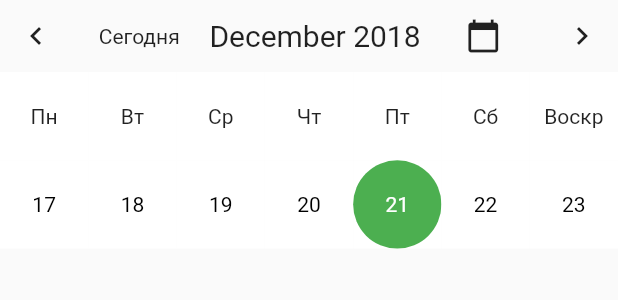
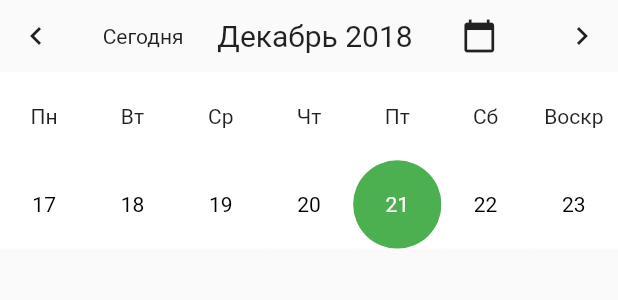
Before and after one commit to grafovdenis/polytable, a Flutter app: the Calendar widget shown alone on an empty page, opened directly, on a phone screen of 412 x 824 dp. Shown: the top 300 px of the screen. Run offline on Flutter 3.47's test engine with Material 2 defaults, Android fonts, the phone set to English and light mode, and no system bars; our stand-ins replace photo_view, tuple; network calls fail.

Commit message:
calendar localization added

```diff
--- a/lib/Group.dart
+++ b/lib/Group.dart
@@ -122,7 +122,7 @@ class _GroupState extends State<Group> {
           Padding(
             padding: const EdgeInsets.only(top: 8.0),
             child: Text(
-              "${(!day.isOdd) ? "Чётная неделя:" : "Нечётная неделя:"}\n${weekday[day.weekday]}(${day.dateKey})",
+              "${(!day.isOdd) ? "Чётная неделя:" : "Нечётная неделя:"}\n${weekday[day.weekday]} (${day.dateKey})",
               textAlign: TextAlign.center,
               overflow: TextOverflow.clip,
               style: TextStyle(
--- a/lib/calendar/flutter_calendar.dart
+++ b/lib/calendar/flutter_calendar.dart
@@ -98,7 +98,22 @@ class _CalendarState extends State<Calendar> {
       leftInnerIcon = new Container();
     }
 
-    displayMonth = Utils.formatMonth(_selectedDate);
+    var displayMonth = Utils.formatMonth(_selectedDate).split(" ");
+
+    var locale = {
+      "January" : "Январь",
+      "February" : "Февраль",
+      "March": "Март",
+      "April": "Апрель",
+      "May": "Май",
+      "June": "Июнь",
+      "July": "Июль",
+      "August": "Август",
+      "September": "Сентябрь",
+      "October": "Октябрь",
+      "November": "Ноябрь",
+      "December": "Декабрь"
+    };
 
     return new Row(
       mainAxisAlignment: MainAxisAlignment.spaceBetween,
@@ -106,7 +121,7 @@ class _CalendarState extends State<Calendar> {
         leftOuterIcon ?? new Container(),
         leftInnerIcon ?? new Container(),
         new Text(
-          displayMonth,
+          locale[displayMonth[0]] + " " + displayMonth[1],
           style: new TextStyle(
             fontSize: 20.0,
           ),
--- a/lib/main.dart
+++ b/lib/main.dart
@@ -1,7 +1,6 @@
 import 'package:flutter/material.dart';
 import 'package:flutter_localizations/flutter_localizations.dart';
 import 'dart:math';
-import 'package:flutter_localizations/flutter_localizations.dart';
 import 'package:http/http.dart' as http;
 import 'dart:convert';
 
@@ -79,12 +78,12 @@ class _MyHomePageState extends State<MyHomePage> {
     results.clear();
     final String url = "https://polytable.ru/search.php?query=";
     String query = url + group.trim();
-    await http.get(query)
-        .then((response) =>
-            json.decode(utf8.decode(response.bodyBytes))
-              .forEach((element) => results.add(new SearchResult(
-                name: element['name'],
-                faculty_abbr: element['faculty_abbr']))))
+    await http
+        .get(query)
+        .then((response) => json
+            .decode(utf8.decode(response.bodyBytes))
+            .forEach((element) => results.add(new SearchResult(
+                name: element['name'], faculty_abbr: element['faculty_abbr']))))
         .catchError((e) => print(e));
 
     /*
@@ -176,9 +175,12 @@ class _MyHomePageState extends State<MyHomePage> {
                     ),
                   ),
                 ),
-                (results.isNotEmpty)
-                    ? Column(children: results)
-                    : Container(width: 0.0, height: 0.0),
+                Padding(
+                    padding: const EdgeInsets.only(
+                        left: 16, top: 16, right: 16, bottom: 16),
+                    child: (results.isNotEmpty)
+                        ? Column(children: results)
+                        : Container(width: 0.0, height: 0.0))
               ],
             ),
           ),
```
